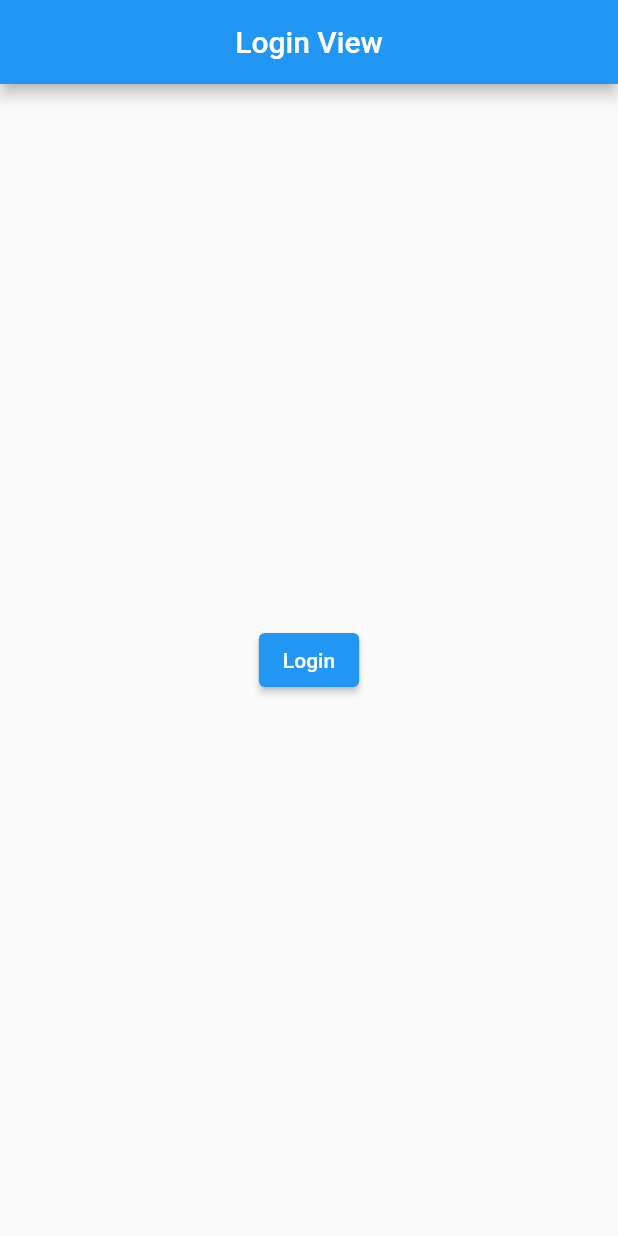
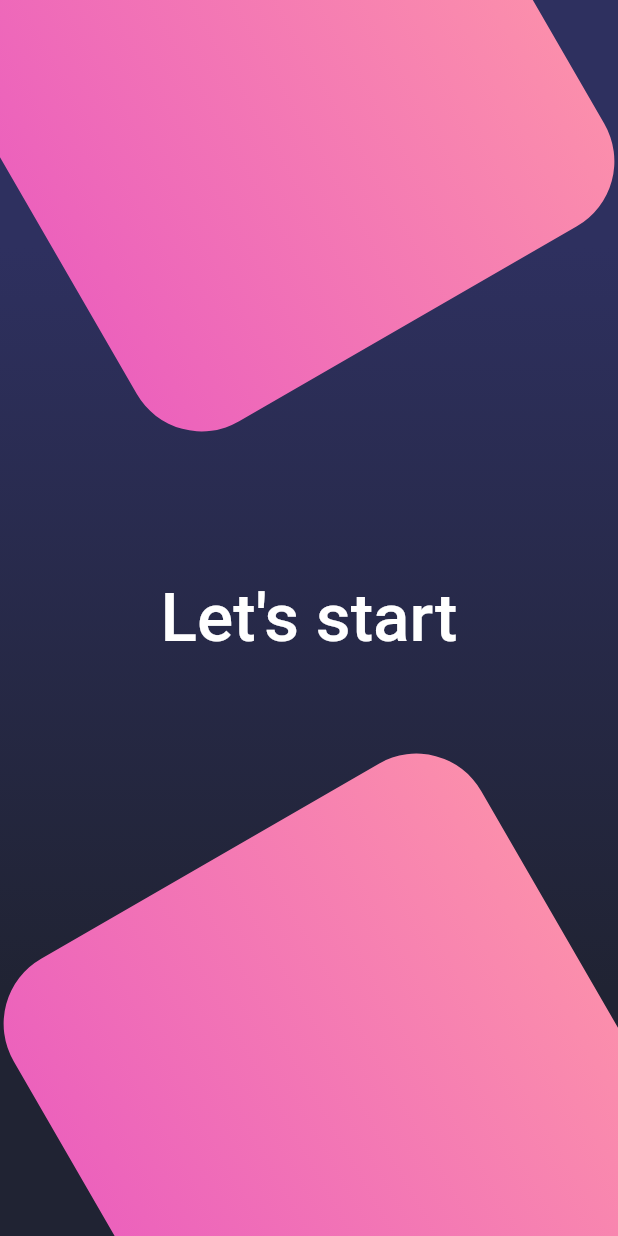
Before and after one commit to JulianSantiago24/color_generation, a Flutter app: the screen it shows after launch, on a phone screen of 412 x 824 dp. Run offline on Flutter 3.47's test engine with Material 2 defaults, Android fonts, the phone set to English and light mode, and no system bars; our stand-ins replace get, get_storage.

Commit message:
Login Page

```diff
--- a/lib/app/modules/home/home_controller.dart
+++ b/lib/app/modules/home/home_controller.dart
@@ -1,4 +1,5 @@
 import 'dart:math';
+import 'package:color_generation/app/routes/app_pages.dart';
 
 import 'package:flutter/material.dart';
 import 'package:get/get.dart';
@@ -11,7 +12,7 @@ class HomeController extends GetxController {
   /// Store data in memory
   final getStorge = GetStorage();
   /// Initialize background color variable
-  Rx<MaterialColor> color = Colors.blue.obs;
+  Rx<Color> color = Color.fromARGB(255, 30, 31, 56).obs;
 
   @override
   void onInit() {
@@ -26,6 +27,8 @@ class HomeController extends GetxController {
   @override
   void onClose() {
     super.onClose();
+    Get.offNamed<dynamic>(Routes.LOGIN);
+
   }
 
   /// Controller to Change background Color
--- a/lib/app/modules/home/home_page.dart
+++ b/lib/app/modules/home/home_page.dart
@@ -19,8 +19,24 @@ class HomePage extends GetView<HomeController> {
               child:  Text(
                 'Hello There',
                 textAlign: TextAlign.center,
-                style: TextStyle(fontSize: 30),
+                style: TextStyle(
+                  fontSize: 30,
+                  color: Colors.white,
+                ),
               ),
+            ),
+            floatingActionButton: FloatingActionButton.extended(
+              onPressed: () {
+               controller.onClose();
+               Get.snackbar(
+                  'Time to say',
+                  'Thanks and goodbye',
+                  snackPosition: SnackPosition.TOP,
+                );
+              },
+              label: const Text('BACK'),
+              icon: const Icon(Icons.arrow_back_ios),
+              backgroundColor: Colors.pink,
             ),
           ),
       ),
--- a/lib/app/modules/login/login_binding.dart
+++ b/lib/app/modules/login/login_binding.dart
@@ -1,5 +1,3 @@
-
-
 import 'package:color_generation/app/modules/login/login_controller.dart';
 import 'package:get/get.dart';
 
--- a/lib/app/modules/login/login_controller.dart
+++ b/lib/app/modules/login/login_controller.dart
@@ -1,4 +1,3 @@
-
 import 'package:color_generation/app/routes/app_pages.dart';
 import 'package:get/get.dart';
 import 'package:get_storage/get_storage.dart';
--- a/lib/app/modules/login/login_page.dart
+++ b/lib/app/modules/login/login_page.dart
@@ -1,9 +1,7 @@
-
-
+import 'package:color_generation/app/modules/login/login_controller.dart';
+import 'package:color_generation/widgets/login_background.dart';
 import 'package:flutter/material.dart';
 import 'package:get/get.dart';
-
-import 'package:color_generation/app/modules/login/login_controller.dart';
 import 'package:get/get_state_manager/src/simple/get_view.dart';
 
 class LoginPage extends GetView<LoginController> {
@@ -11,17 +9,24 @@ class LoginPage extends GetView<LoginController> {
   @override
   Widget build(BuildContext context) {
     return Scaffold(
-      appBar: AppBar(
-        title: const Text('Login View'),
-        centerTitle: true,
-      ),
-      body: Center(
-        child: ElevatedButton(
-          child: const Text("Login"),
-          onPressed: () {
-            controller.login();
-          },
-        ),
+      body:  Stack(
+        children:[
+          LoginBackground(),
+          Center(
+            child: TextButton(
+              child: const Text(
+                "Let's start",
+                style: TextStyle(
+                  fontSize: 45,
+                  color: Colors.white,
+                ),
+              ),
+              onPressed: () {
+                controller.login();
+              },
+            ),
+          ),
+        ],
       ),
     );
   }
--- /dev/null
+++ b/lib/widgets/login_background.dart
@@ -0,0 +1,74 @@
+
+import 'dart:math';
+
+import 'package:flutter/material.dart';
+
+class LoginBackground extends StatelessWidget {
+
+  double horizontal  = 50.0;
+  double topOne = 550.0;
+  double topTwo = -120;
+
+  @override
+  Widget build(BuildContext context) {
+
+    const boxDecoration = BoxDecoration(
+        gradient: LinearGradient(
+          begin: Alignment.topCenter,
+          end: Alignment.bottomCenter,
+          stops: [0.2, 0.8],
+          colors: [
+            Color(0xFF2E305F),
+            Color(0xff202333),
+          ],
+        ),
+      );
+
+    return Stack(
+      children: [
+        Container(
+          decoration: boxDecoration,
+        ),
+        Positioned(
+          top: topOne,
+          left: horizontal,
+          child: _BackgroundBox(),
+        ),
+        Positioned(
+          top: topTwo,
+          right: horizontal,
+          child: _BackgroundBox(),
+        )
+      ],
+    );
+  }
+}
+
+class _BackgroundBox extends StatelessWidget {
+
+  double width  = 360.0;
+  double height = 360.0;
+  double radius = 50.0;
+  double angle = 6.0;
+
+  @override
+  Widget build(BuildContext context) {
+    return Transform.rotate(
+      angle: -pi / angle,
+      child: Container(
+        width: width,
+        height: height,
+        decoration: BoxDecoration(
+          color: Colors.pink,
+          borderRadius: BorderRadius.circular(radius),
+          gradient: const LinearGradient(
+            colors: [
+              Color(0xFFEC62BC),
+              Color(0xFFFB8EAC),
+            ],
+          ),
+        ),
+      ),
+    );
+  }
+}
```
